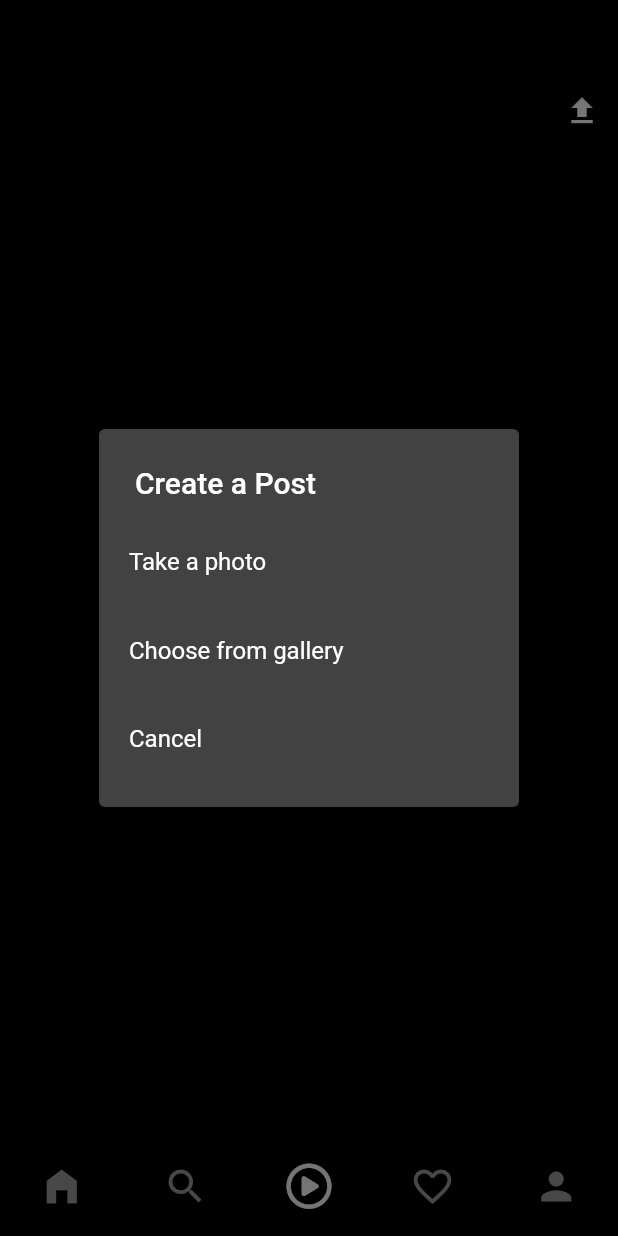
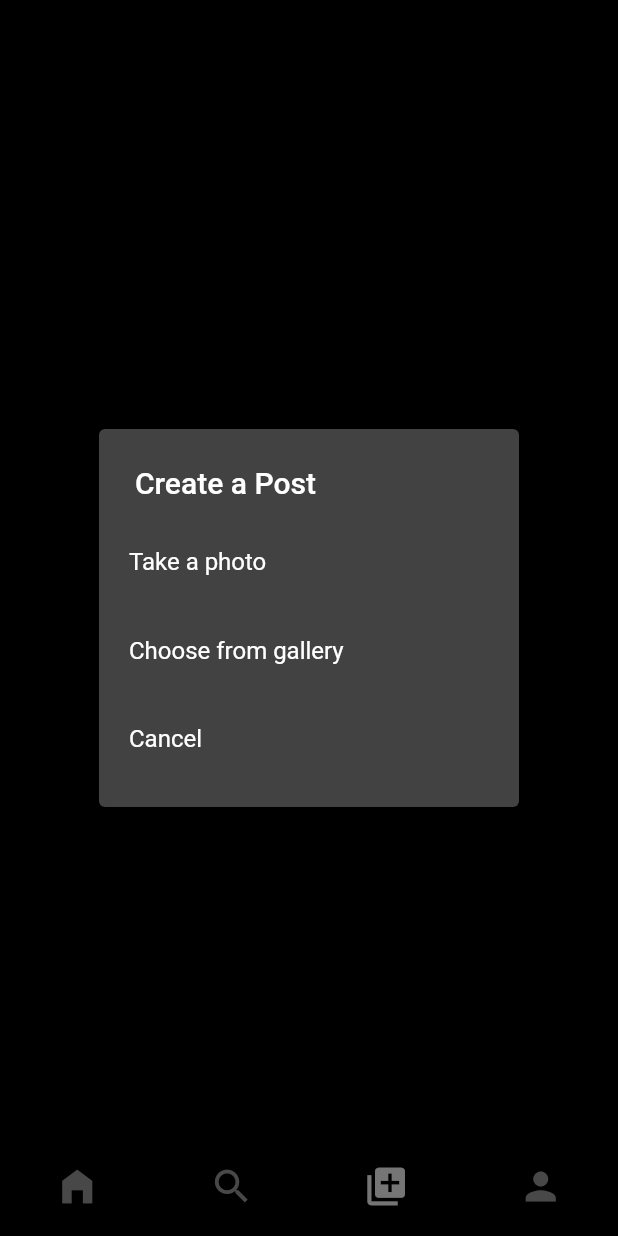
Before and after one commit to Dhiraj320/SocialMediaApp, a Flutter app: the screen it shows once a user with an empty profile is signed in, item 3 of the bottom bar chosen, after a tap on the "upload" icon, on a phone screen of 412 x 824 dp. Run offline on Flutter 3.47's test engine with Material 2 defaults, Android fonts, the phone set to English and light mode, and no system bars; our stand-ins replace cloud_firestore, firebase_auth, firebase_core, firebase_storage, flutter_svg, font_awesome_flutter and 1 more; accounts and stored records are empty; network calls fail.

Commit message:
Changes to be committed: 	modified:   lib/responsive/mobile_screen_layout.dart 	modified:   lib/screens/add_post_screen.dart 	modified:   lib/screens/feed_screen.dart 	modified:   lib/screens/profile_screen.dart 	modified:   lib/screens/signup_screen.dart 	modified:   lib/utils/global_variables.dart 	modified:   windows/runner/CMakeLists.txt 	modified:   windows/runner/Runner.rc

```diff
--- a/lib/responsive/mobile_screen_layout.dart
+++ b/lib/responsive/mobile_screen_layout.dart
@@ -65,6 +65,8 @@ class _MobileScreenLayoutState extends State<MobileScreenLayout> {
               icon: Icon(Icons.home_filled,
                   color: _page == 0 ? primaryColor : secondaryColor),
               label: '',
+
+
               backgroundColor: primaryColor),
           BottomNavigationBarItem(
               icon: Icon(Icons.search,
@@ -72,17 +74,21 @@ class _MobileScreenLayoutState extends State<MobileScreenLayout> {
               label: '',
               backgroundColor: primaryColor),
           BottomNavigationBarItem(
-              icon: Icon(FontAwesomeIcons.circlePlay,
+              icon:
+
+              Icon(Icons.add_to_photos,
                   color: _page == 2 ? primaryColor : secondaryColor),
               label: '',
+
               backgroundColor: primaryColor),
+          // BottomNavigationBarItem(
+          //     icon: Icon(Icons.favorite_border_outlined,
+          //         color: _page == 3 ? primaryColor : secondaryColor),
+          //     label: '',
+          //     backgroundColor: primaryColor),
           BottomNavigationBarItem(
-              icon: Icon(Icons.favorite_border_outlined,
-                  color: _page == 3 ? primaryColor : secondaryColor),
-              label: '',
-              backgroundColor: primaryColor),
-          BottomNavigationBarItem(
-              icon: Icon(Icons.person,
+              icon:
+              Icon(Icons.person,
                   color: _page == 4 ? primaryColor : secondaryColor),
               label: '',
               backgroundColor: primaryColor),
--- a/lib/screens/add_post_screen.dart
+++ b/lib/screens/add_post_screen.dart
@@ -119,10 +119,10 @@ class _AddPostScreenState extends State<AddPostScreen> {
     final User user = Provider.of<UserProvider>(context).getUser;
     return _file == null
         ? Container(
-            alignment: Alignment.topRight,
+            alignment: Alignment.center,
             padding: const EdgeInsets.only(top: 50),
             child: IconButton(
-              icon: const Icon(Icons.upload),
+              icon: const Icon(Icons.upload, size: 50,),
               onPressed: () => _selectImage(context),
             ),
           )
--- a/lib/screens/feed_screen.dart
+++ b/lib/screens/feed_screen.dart
@@ -13,22 +13,13 @@ class FeedScreen extends StatelessWidget {
     return Scaffold(
       appBar: AppBar(
         backgroundColor: mobileBackgroundColor,
-        centerTitle: false,
+        centerTitle: true,
         title: SvgPicture.asset(
           'assets/ic_instagram.svg',
           color: primaryColor,
           height: 32,
         ),
-        actions: [
-          IconButton(
-            icon: const Icon(Icons.add_circle_outline_sharp),
-            onPressed: () {},
-          ),
-          IconButton(
-            icon: const Icon(FontAwesomeIcons.facebookMessenger),
-            onPressed: () {},
-          ),
-        ],
+
       ),
       body: StreamBuilder(
         stream: FirebaseFirestore.instance.collection('posts').snapshots(),
--- a/lib/utils/global_variables.dart
+++ b/lib/utils/global_variables.dart
@@ -4,7 +4,7 @@ import 'package:instagram_clone/screens/feed_screen.dart';
 import 'package:instagram_clone/screens/search_screen.dart';
 
 import '../screens/add_post_screen.dart';
-import '../screens/edit_profile.dart';
+// import '../screens/edit_profile.dart';
 import '../screens/profile_screen.dart';
 
 const webScreenSize = 600;
@@ -13,6 +13,6 @@ List<Widget> homeScreenItems = [
   const FeedScreen(),
   const SearchScreen(),
   const AddPostScreen(),
-  LikePageScreen(),
+  // LikePageScreen(),
   ProfileScreen(uid: FirebaseAuth.instance.currentUser!.uid),
 ];
```
Also changed, not shown: lib/screens/profile_screen.dart (+40 -36 lines), lib/screens/signup_screen.dart (+10 -6 lines), 2 other files.
